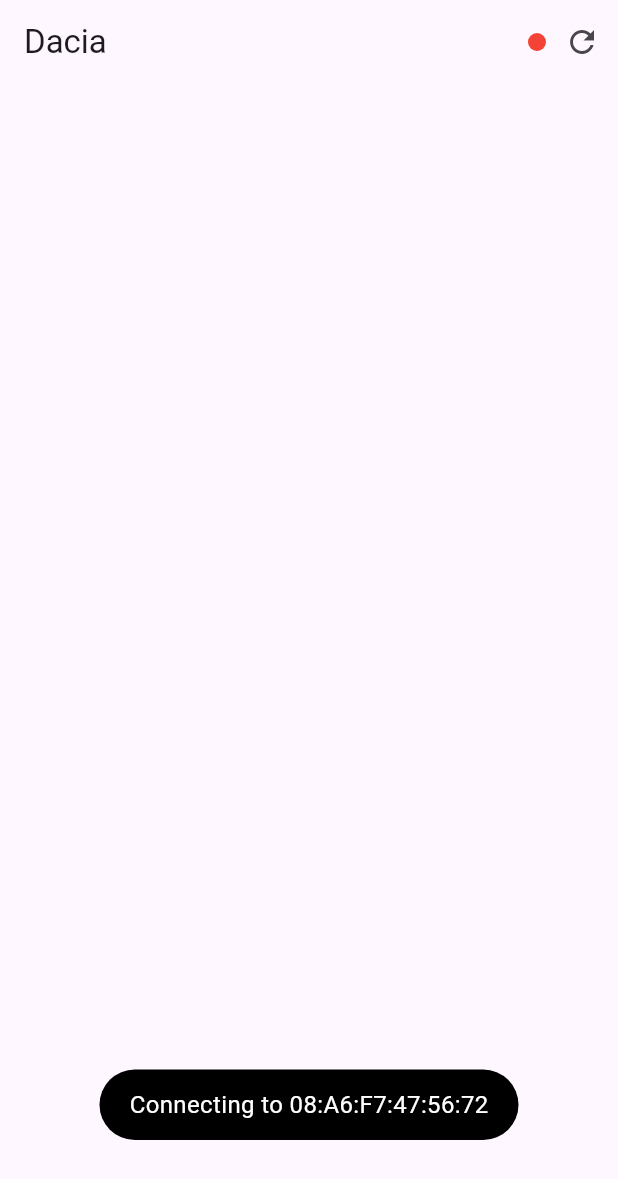
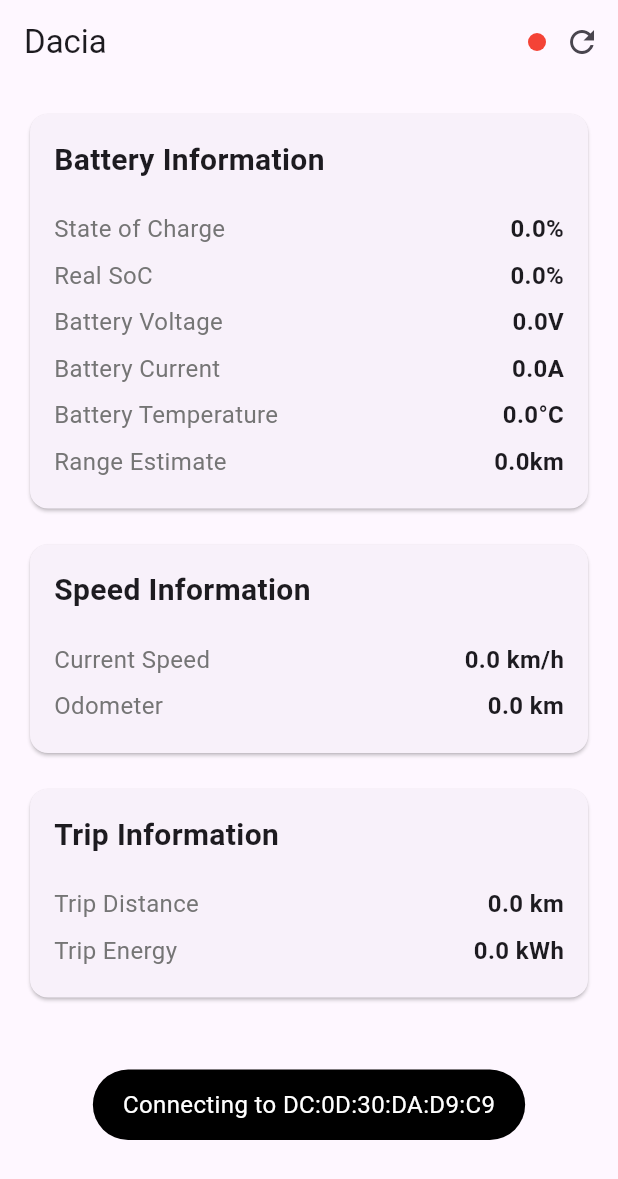
Before and after one commit to subhan-ahmd/dacia, a Flutter app: the screen it shows after launch, after a tap on the "refresh" icon, on a phone screen of 412 x 824 dp. Shown: the top 1179 px of the screen. Run offline on Flutter 3.47's test engine with Material 3 defaults, Android fonts, the phone set to English and light mode, and no system bars; our stand-ins replace flutter_riverpod, fluttertoast, riverpod_annotation; missing offline and left inert: flutter_reactive_ble; generated files the repository leaves out were written again.

Commit message:
feat: mvp

```diff
--- a/lib/main.dart
+++ b/lib/main.dart
@@ -21,7 +21,7 @@ class MyApp extends ConsumerWidget {
         colorScheme: ColorScheme.fromSeed(seedColor: Colors.deepPurple),
         useMaterial3: true,
       ),
-      home: HomeScreen(),
+      home: VehicleDataScreen(),
     );
   }
 }
--- a/lib/providers/connected_devices_provider.dart
+++ b/lib/providers/connected_devices_provider.dart
@@ -8,7 +8,9 @@ part 'connected_devices_provider.g.dart';
 
 @riverpod
 class ConnectedDevices extends _$ConnectedDevices {
-  static String deviceId = "08:A6:F7:47:56:72";
+  static String deviceId =
+      "DC:0D:30:DA:D9:C9"; // MARIO'S
+      // "08:A6:F7:47:56:72"; //ESP32
   final FlutterReactiveBle _ble = FlutterReactiveBle();
   final Set<String> _connectedDeviceIds = {};
   StreamSubscription? _connectionSubscription;
--- /dev/null
+++ b/lib/providers/vehicle_data_provider.dart
@@ -0,0 +1,79 @@
+import 'package:flutter_riverpod/flutter_riverpod.dart';
+
+// State class to hold all vehicle data
+class VehicleDataState {
+  final double soc;
+  final double realSoc;
+  final double voltage;
+  final double current;
+  final double temperature;
+  final double range;
+  final double speed;
+  final double odometer;
+  final double tripMeter;
+  final double tripEnergy;
+
+  VehicleDataState({
+    this.soc = 0.0,
+    this.realSoc = 0.0,
+    this.voltage = 0.0,
+    this.current = 0.0,
+    this.temperature = 0.0,
+    this.range = 0.0,
+    this.speed = 0.0,
+    this.odometer = 0.0,
+    this.tripMeter = 0.0,
+    this.tripEnergy = 0.0,
+  });
+
+  VehicleDataState copyWith({
+    double? soc,
+    double? realSoc,
+    double? voltage,
+    double? current,
+    double? temperature,
+    double? range,
+    double? speed,
+    double? odometer,
+    double? tripMeter,
+    double? tripEnergy,
+  }) {
+    return VehicleDataState(
+      soc: soc ?? this.soc,
+      realSoc: realSoc ?? this.realSoc,
+      voltage: voltage ?? this.voltage,
+      current: current ?? this.current,
+      temperature: temperature ?? this.temperature,
+      range: range ?? this.range,
+      speed: speed ?? this.speed,
+      odometer: odometer ?? this.odometer,
+      tripMeter: tripMeter ?? this.tripMeter,
+      tripEnergy: tripEnergy ?? this.tripEnergy,
+    );
+  }
+}
+
+// Notifier class to manage the state
+class VehicleDataNotifier extends StateNotifier<VehicleDataState> {
+  VehicleDataNotifier() : super(VehicleDataState());
+
+  void updateData(Map<String, dynamic> data) {
+    state = state.copyWith(
+      soc: data['soc'],
+      realSoc: data['realSoc'],
+      voltage: data['voltage'],
+      current: data['current'],
+      temperature: data['temperature'],
+      range: data['range'],
+      speed: data['speed'],
+      odometer: data['odometer'],
+      tripMeter: data['tripMeter'],
+      tripEnergy: data['tripEnergy'],
+    );
+  }
+}
+
+// Provider definition
+final vehicleDataProvider = StateNotifierProvider<VehicleDataNotifier, VehicleDataState>((ref) {
+  return VehicleDataNotifier();
+});
--- a/lib/screens/home/home_screen.dart
+++ b/lib/screens/home/home_screen.dart
@@ -2,13 +2,46 @@ import 'package:dacia/providers/connected_devices_provider.dart';
 import 'package:flutter/material.dart';
 import 'package:flutter_riverpod/flutter_riverpod.dart';
 
-class HomeScreen extends ConsumerWidget {
-  const HomeScreen({super.key});
+import '../../providers/vehicle_data_provider.dart';
+import '../../utils/bluetooth_manager.dart';
+
+class VehicleDataScreen extends ConsumerStatefulWidget {
+  @override
+  ConsumerState<VehicleDataScreen> createState() => _VehicleDataScreenState();
+}
+
+class _VehicleDataScreenState extends ConsumerState<VehicleDataScreen> {
+  late VehicleDataService _vehicleDataService;
 
   @override
-  Widget build(BuildContext context, WidgetRef ref) {
+  void initState() {
+    super.initState();
+    _vehicleDataService = VehicleDataService();
+    _startListening();
+  }
+
+  Future<void> _startListening() async {
+    String deviceId = 'YOUR_DEVICE_ID';
+
+    await _vehicleDataService.startListening(deviceId);
+
+    _vehicleDataService.vehicleData.listen((data) {
+      ref.read(vehicleDataProvider.notifier).updateData(data);
+    });
+  }
+
+  @override
+  void dispose() {
+    _vehicleDataService.dispose();
+    super.dispose();
+  }
+
+  @override
+  Widget build(BuildContext context) {
+    final vehicleData = ref.watch(vehicleDataProvider);
+
     return Scaffold(
-      appBar: AppBar(
+     appBar: AppBar(
         title: Text('Dacia'),
         actions: [
           Container(
@@ -32,6 +65,117 @@ class HomeScreen extends ConsumerWidget {
           ),
         ],
       ),
+      body: SingleChildScrollView(
+        padding: EdgeInsets.all(16.0),
+        child: Column(
+          crossAxisAlignment: CrossAxisAlignment.start,
+          children: [
+            _buildBatterySection(vehicleData),
+            SizedBox(height: 16),
+            _buildSpeedSection(vehicleData),
+            SizedBox(height: 16),
+            _buildTripSection(vehicleData),
+          ],
+        ),
+      ),
+    );
+  }
+
+  Widget _buildBatterySection(VehicleDataState data) {
+    return Card(
+      child: Padding(
+        padding: EdgeInsets.all(16.0),
+        child: Column(
+          crossAxisAlignment: CrossAxisAlignment.start,
+          children: [
+            Text(
+              'Battery Information',
+              style: TextStyle(
+                fontSize: 20,
+                fontWeight: FontWeight.bold,
+              ),
+            ),
+            SizedBox(height: 16),
+            _buildDataRow('State of Charge', '${data.soc.toStringAsFixed(1)}%'),
+            _buildDataRow('Real SoC', '${data.realSoc.toStringAsFixed(1)}%'),
+            _buildDataRow('Battery Voltage', '${data.voltage.toStringAsFixed(1)}V'),
+            _buildDataRow('Battery Current', '${data.current.toStringAsFixed(1)}A'),
+            _buildDataRow('Battery Temperature', '${data.temperature.toStringAsFixed(1)}°C'),
+            _buildDataRow('Range Estimate', '${data.range.toStringAsFixed(1)}km'),
+          ],
+        ),
+      ),
+    );
+  }
+
+  Widget _buildSpeedSection(VehicleDataState data) {
+    return Card(
+      child: Padding(
+        padding: EdgeInsets.all(16.0),
+        child: Column(
+          crossAxisAlignment: CrossAxisAlignment.start,
+          children: [
+            Text(
+              'Speed Information',
+              style: TextStyle(
+                fontSize: 20,
+                fontWeight: FontWeight.bold,
+              ),
+            ),
+            SizedBox(height: 16),
+            _buildDataRow('Current Speed', '${data.speed.toStringAsFixed(1)} km/h'),
+            _buildDataRow('Odometer', '${data.odometer.toStringAsFixed(1)} km'),
+          ],
+        ),
+      ),
+    );
+  }
+
+  Widget _buildTripSection(VehicleDataState data) {
+    return Card(
+      child: Padding(
+        padding: EdgeInsets.all(16.0),
+        child: Column(
+          crossAxisAlignment: CrossAxisAlignment.start,
+          children: [
+            Text(
+              'Trip Information',
+              style: TextStyle(
+                fontSize: 20,
+                fontWeight: FontWeight.bold,
+              ),
+            ),
+            SizedBox(height: 16),
+            _buildDataRow('Trip Distance', '${data.tripMeter.toStringAsFixed(1)} km'),
+            _buildDataRow('Trip Energy', '${data.tripEnergy.toStringAsFixed(1)} kWh'),
+          ],
+        ),
+      ),
+    );
+  }
+
+  Widget _buildDataRow(String label, String value) {
+    return Padding(
+      padding: EdgeInsets.symmetric(vertical: 4.0),
+      child: Row(
+        mainAxisAlignment: MainAxisAlignment.spaceBetween,
+        children: [
+          Text(
+            label,
+            style: TextStyle(
+              fontSize: 16,
+              color: Colors.grey[600],
+            ),
+          ),
+          Text(
+            value,
+            style: TextStyle(
+              fontSize: 16,
+              fontWeight: FontWeight.bold,
+            ),
+          ),
+        ],
+      ),
     );
   }
 }
--- /dev/null
+++ b/lib/utils/bluetooth_manager.dart
@@ -0,0 +1,111 @@
+import 'package:flutter_reactive_ble/flutter_reactive_ble.dart';
+import 'dart:async';
+
+class VehicleDataService {
+  final FlutterReactiveBle _ble = FlutterReactiveBle();
+  StreamController<Map<String, dynamic>> _dataController = StreamController.broadcast();
+
+  // Service UUIDs
+  static const String BATTERY_SERVICE_UUID = "7bb"; // Battery Control Board service
+  static const String EVC_SERVICE_UUID = "7ec"; // Electric Vehicle Control service
+
+  // Characteristic UUIDs for different data points
+  // Battery Data
+  static const String SOC_CHARACTERISTIC = "42e.0"; // State of Charge
+  static const String REAL_SOC_CHARACTERISTIC = "7bb.6103.192"; // Real State of Charge
+  static const String BATTERY_VOLTAGE_CHARACTERISTIC = "7ec.623203.24"; // Traction Battery Voltage
+  static const String BATTERY_CURRENT_CHARACTERISTIC = "7ec.623204.24"; // Traction Battery Current
+  static const String BATTERY_TEMP_CHARACTERISTIC = "7bb.6104.600"; // Average Battery Temperature
+  static const String RANGE_CHARACTERISTIC = "654.42"; // Range Estimate
+
+  // GPS/Speed Data
+  static const String SPEED_CHARACTERISTIC = "5d7.0"; // Real Speed
+  static const String ODOMETER_CHARACTERISTIC = "7ec.622006.24"; // EVC Odometer
+  static const String TRIP_METER_CHARACTERISTIC = "7ec.6233de.24"; // Trip Meter B
+  static const String TRIP_ENERGY_CHARACTERISTIC = "7ec.6233dd.24"; // Trip Energy B
+
+  Stream<Map<String, dynamic>> get vehicleData => _dataController.stream;
+
+  Future<void> startListening(String deviceId) async {
+    // Subscribe to battery characteristics
+    await _subscribeToCharacteristic(deviceId, BATTERY_SERVICE_UUID, SOC_CHARACTERISTIC, 'soc');
+    await _subscribeToCharacteristic(deviceId, BATTERY_SERVICE_UUID, REAL_SOC_CHARACTERISTIC, 'realSoc');
+    await _subscribeToCharacteristic(deviceId, EVC_SERVICE_UUID, BATTERY_VOLTAGE_CHARACTERISTIC, 'voltage');
+    await _subscribeToCharacteristic(deviceId, EVC_SERVICE_UUID, BATTERY_CURRENT_CHARACTERISTIC, 'current');
+    await _subscribeToCharacteristic(deviceId, BATTERY_SERVICE_UUID, BATTERY_TEMP_CHARACTERISTIC, 'temperature');
+    await _subscribeToCharacteristic(deviceId, BATTERY_SERVICE_UUID, RANGE_CHARACTERISTIC, 'range');
+
+    // Subscribe to GPS/Speed characteristics
+    await _subscribeToCharacteristic(deviceId, EVC_SERVICE_UUID, SPEED_CHARACTERISTIC, 'speed');
+    await _subscribeToCharacteristic(deviceId, EVC_SERVICE_UUID, ODOMETER_CHARACTERISTIC, 'odometer');
+    await _subscribeToCharacteristic(deviceId, EVC_SERVICE_UUID, TRIP_METER_CHARACTERISTIC, 'tripMeter');
+    await _subscribeToCharacteristic(deviceId, EVC_SERVICE_UUID, TRIP_ENERGY_CHARACTERISTIC, 'tripEnergy');
+  }
+
+  Future<void> _subscribeToCharacteristic(
+    String deviceId,
+    String serviceUuid,
+    String characteristicUuid,
+    String dataKey,
+  ) async {
+    await _ble.subscribeToCharacteristic(
+      QualifiedCharacteristic(
+        characteristicId: Uuid.parse(characteristicUuid),
+        serviceId: Uuid.parse(serviceUuid),
+        deviceId: deviceId,
+      ),
+    ).listen((data) {
+      // Parse the data based on the characteristic
+      double value = _parseData(data, dataKey);
+
+      // Update the data controller with the new value
+      _dataController.add({dataKey: value});
+    });
+  }
+
+  double _parseData(List<int> data, String dataKey) {
+    // Parse data based on the characteristic type
+    switch (dataKey) {
+      case 'soc':
+      case 'realSoc':
+        // SOC is typically a percentage (0-100)
+        return data[0].toDouble();
+
+      case 'voltage':
+        // Voltage is typically in volts
+        return (data[0] << 8 | data[1]) / 10.0;
+
+      case 'current':
+        // Current is typically in amperes
+        return (data[0] << 8 | data[1]) / 10.0;
+
+      case 'temperature':
+        // Temperature is typically in Celsius
+        return data[0].toDouble();
+
+      case 'range':
+        // Range is typically in kilometers
+        return (data[0] << 8 | data[1]).toDouble();
+
+      case 'speed':
+        // Speed is typically in km/h
+        return data[0].toDouble();
+
+      case 'odometer':
+      case 'tripMeter':
+        // Distance is typically in kilometers
+        return (data[0] << 8 | data[1]) / 1000.0;
+
+      case 'tripEnergy':
+        // Energy is typically in kWh
+        return (data[0] << 8 | data[1]) / 1000.0;
+
+      default:
+        return 0.0;
+    }
+  }
+
+  void dispose() {
+    _dataController.close();
+  }
+}
```
